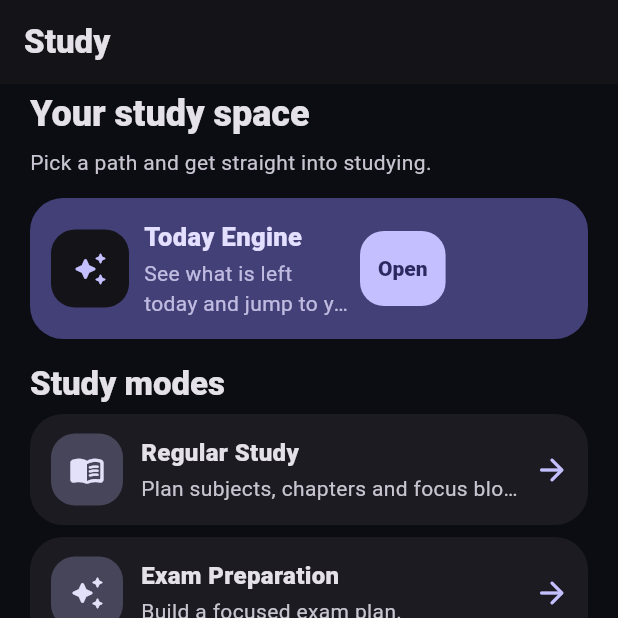
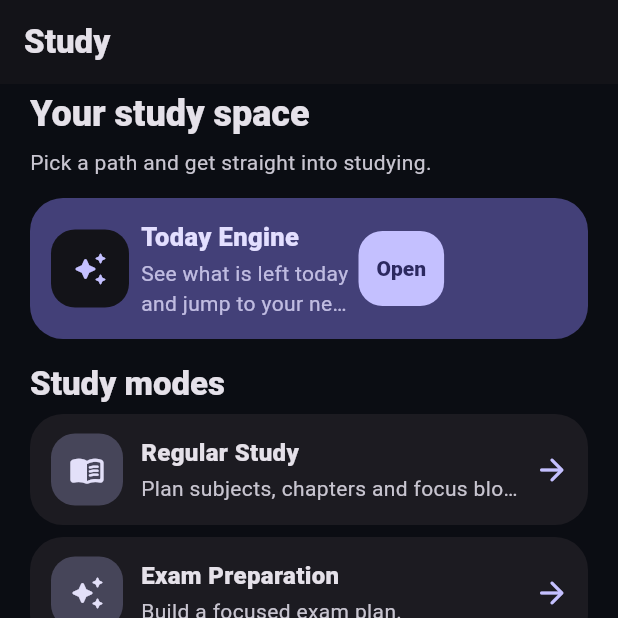
Before and after one commit to mahirlabib478-del/new-app, a Flutter app: the screen it shows after launch, item 2 of the bottom bar chosen, on a phone screen of 412 x 824 dp, the top half of it. Run offline on Flutter 3.47's test engine with Material 3 defaults, Android fonts, the phone set to English and light mode, and no system bars; our stand-ins replace flutter_local_notifications, flutter_timezone, package_info_plus, shared_preferences, timezone; network calls fail.

Commit message:
tighten study hub hero icon spacing

```diff
--- a/lib/main.dart
+++ b/lib/main.dart
@@ -512,7 +512,7 @@ class _StudyHero extends StatelessWidget {
                 ),
                 child: Icon(icon, color: scheme.primary),
               ),
-              const SizedBox(width: 10),
+              const SizedBox(width: 8),
               Expanded(
                 child: Column(
                   crossAxisAlignment: CrossAxisAlignment.start,
```
